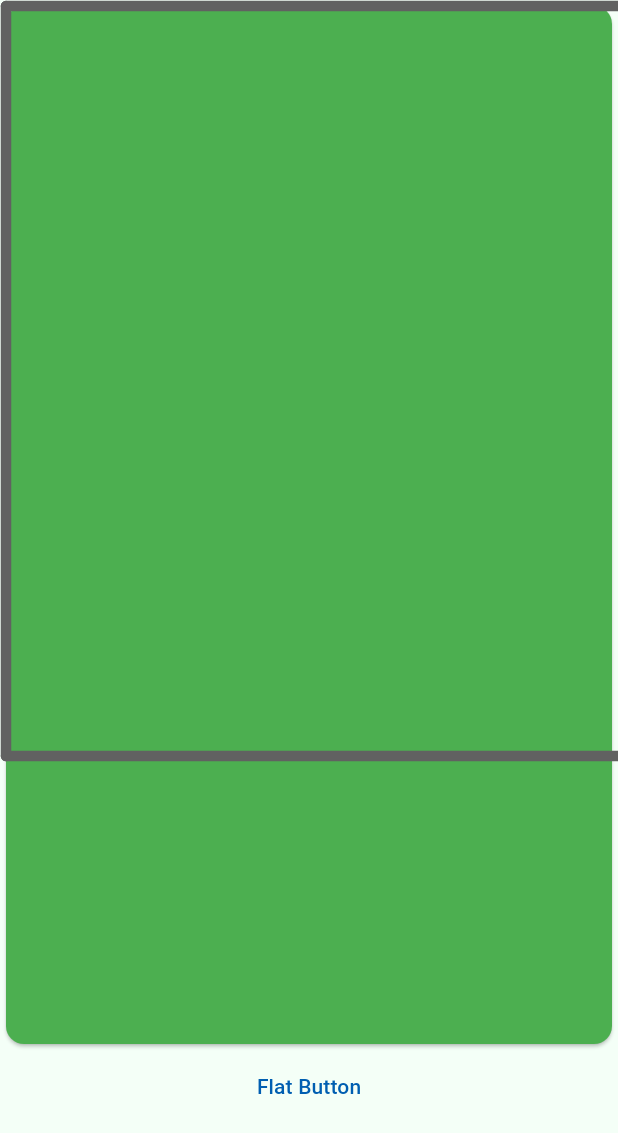
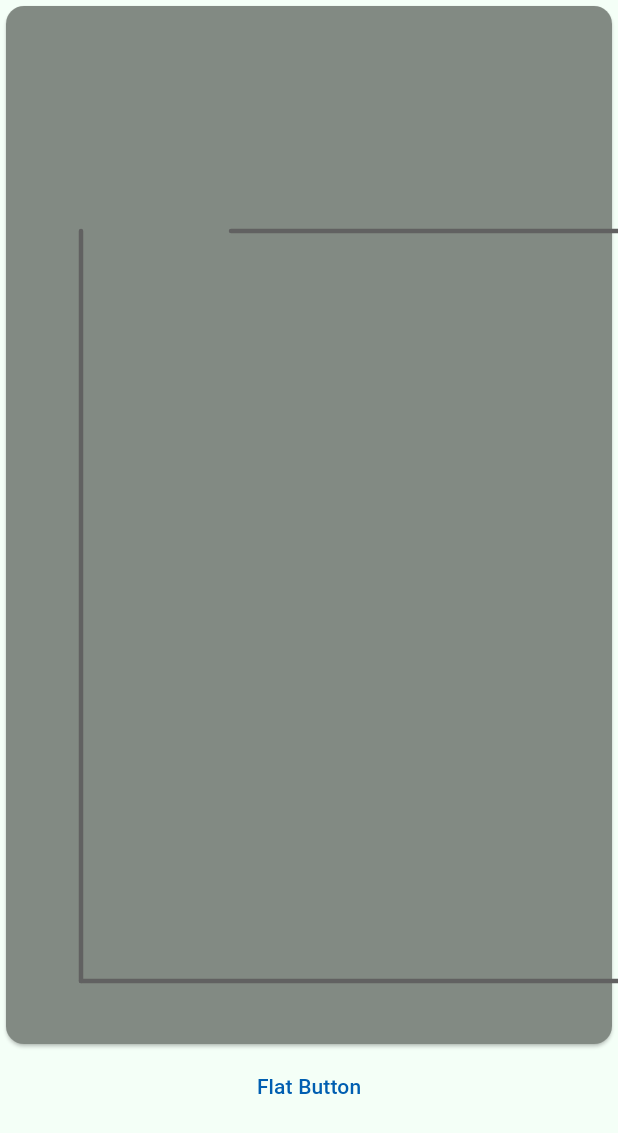
Before and after one commit to MaksLachugin/cad_web_sketcher, a Flutter app: the screen it shows after launch, on a phone screen of 412 x 824 dp. Shown: the top 1133 px of the screen. Run offline on Flutter 3.47's test engine with Material 3 defaults, Android fonts, the phone set to English and light mode, and no system bars; our stand-ins replace adaptive_theme, equatable, flutter_bloc, get_it, talker_flutter; missing offline and left inert: talker_bloc_logger; statements that could not run were skipped.

Commit message:
Canvas Screen add bloc to CustomPainter

```diff
--- a/lib/canvas_screen/bloc/canvas_screen_event.dart
+++ b/lib/canvas_screen/bloc/canvas_screen_event.dart
@@ -3,3 +3,14 @@ part of 'canvas_screen_bloc.dart';
 abstract class CanvasScreenEvent extends Equatable {
   const CanvasScreenEvent();
 }
+
+class ReDrawCanvasScreen extends CanvasScreenEvent {
+  const ReDrawCanvasScreen(
+    this.figure,
+  );
+
+  final Figure figure;
+
+  @override
+  List<Object?> get props => [figure];
+}
--- a/lib/canvas_screen/bloc/canvas_screen_state.dart
+++ b/lib/canvas_screen/bloc/canvas_screen_state.dart
@@ -1,10 +1,33 @@
 part of 'canvas_screen_bloc.dart';
 
 abstract class CanvasScreenState extends Equatable {
-  const CanvasScreenState();
+  final Figure figure;
+
+  const CanvasScreenState(this.figure);
 }
 
 class CanvasScreenInitial extends CanvasScreenState {
+  CanvasScreenInitial() : super(genFig());
+
   @override
   List<Object> get props => [];
 }
+
+class CanvasScreenDrawed extends CanvasScreenState {
+  const CanvasScreenDrawed(super.figure);
+
+  @override
+  List<Object?> get props => [figure];
+}
+
+class CanvasScreenLoadingFailure extends CanvasScreenState {
+  const CanvasScreenLoadingFailure(
+    super.figure, {
+    this.exception,
+  });
+
+  final Object? exception;
+
+  @override
+  List<Object?> get props => [figure, exception];
+}
--- a/lib/canvas_screen/view/canvas_screen.dart
+++ b/lib/canvas_screen/view/canvas_screen.dart
@@ -1,27 +1,53 @@
+import 'package:cad_web_sketcher/canvas_screen/bloc/canvas_screen_bloc.dart';
 import 'package:cad_web_sketcher/canvas_screen/widgets/canvasWidget.dart';
+import 'package:cad_web_sketcher/repo/models/figure.dart';
 import 'package:flutter/material.dart';
+import 'package:flutter_bloc/flutter_bloc.dart';
 
-class CanvasScreen extends StatelessWidget {
+class CanvasScreen extends StatefulWidget {
   const CanvasScreen({super.key});
+
+  @override
+  State<CanvasScreen> createState() => _CanvasScreenState();
+}
+
+class _CanvasScreenState extends State<CanvasScreen> {
+  final _canvasScreenBloc = CanvasScreenBloc();
+  @override
+  void initState() {
+    super.initState();
+  }
 
   @override
   Widget build(BuildContext context) {
     return Scaffold(
       body: SingleChildScrollView(
-        child: Column(
-          children: [
-            const Center(
-              child: SizedBox(
-                height: 700,
-                width: 700,
-                child: Card(
-                  color: Colors.green,
-                  child: MyCanvasWidget(),
-                ),
-              ),
-            ),
-            sendButtonWidget(),
-          ],
+          child: BlocBuilder<CanvasScreenBloc, CanvasScreenState>(
+        bloc: _canvasScreenBloc,
+        builder: (context, state) {
+          if (state is CanvasScreenDrawed || state is CanvasScreenInitial) {
+            var figure = state.figure;
+            return Column(
+              children: [
+                canvasField(figure),
+                sendButtonWidget(),
+              ],
+            );
+          }
+          return Container();
+        },
+      )),
+    );
+  }
+
+  Widget canvasField(Figure figure) {
+    return Center(
+      child: SizedBox(
+        height: 700,
+        width: 700,
+        child: Card(
+          color: const Color.fromARGB(255, 130, 138, 131),
+          child: MyCanvasWidget(figure: figure),
         ),
       ),
     );
--- a/lib/canvas_screen/widgets/canvasWidget.dart
+++ b/lib/canvas_screen/widgets/canvasWidget.dart
@@ -3,27 +3,26 @@ import 'dart:ui' as ui;
 import '../../repo/models/figure.dart';
 
 class MyCanvasWidget extends StatelessWidget {
-  const MyCanvasWidget({super.key});
+  MyCanvasWidget({super.key, required this.figure});
 
+  final Figure figure;
   @override
   Widget build(BuildContext context) {
     return CustomPaint(
-      painter: MyPainter(),
+      painter: MyPainter(figure),
     );
   }
 }
 
 class MyPainter extends CustomPainter {
+  final Figure figure;
+
+  MyPainter(this.figure);
+
   @override
   void paint(Canvas canvas, Size size) {
-    Figure figure = Figure(const Offset(0, 0));
-    figure.addLine(0, 500);
-    figure.addLine(90, 500);
-    figure.addLine(180, 500);
-    figure.addLine(-90, 500);
-
     Paint paint = Paint()..color = Colors.grey.shade700;
-    paint.strokeWidth = 7;
+    paint.strokeWidth = 3;
     paint.strokeCap = StrokeCap.round;
 
     canvas.drawPoints(ui.PointMode.polygon, figure.listToDraw(), paint);
--- a/lib/main.dart
+++ b/lib/main.dart
@@ -1,14 +1,11 @@
 import 'package:adaptive_theme/adaptive_theme.dart';
 import 'package:cad_web_sketcher/cad_web_sketcher.dart';
-import 'package:cad_web_sketcher/repo/models/figure.dart';
 import 'package:flutter/material.dart';
 import 'package:flutter_bloc/flutter_bloc.dart';
 import 'package:get_it/get_it.dart';
 import 'package:talker_bloc_logger/talker_bloc_logger_observer.dart';
 import 'package:talker_bloc_logger/talker_bloc_logger_settings.dart';
 import 'package:talker_flutter/talker_flutter.dart';
-
-import 'canvas_screen/widgets/canvasWidget.dart';
 
 Future<void> main() async {
   final talker = TalkerFlutter.init();
--- a/lib/repo/models/figure.dart
+++ b/lib/repo/models/figure.dart
@@ -37,7 +37,7 @@ class Figure {
 }
 
 Figure genFig() {
-  Figure figure = Figure(const Offset(0, 0));
+  Figure figure = Figure(const Offset(150, 150));
   figure.addLine(0, 500);
   figure.addLine(90, 500);
   figure.addLine(180, 600);
```
Also changed, not shown: lib/canvas_screen/bloc/canvas_screen_bloc.dart (+23 -4 lines), pubspec.yaml (+5 -5 lines).
